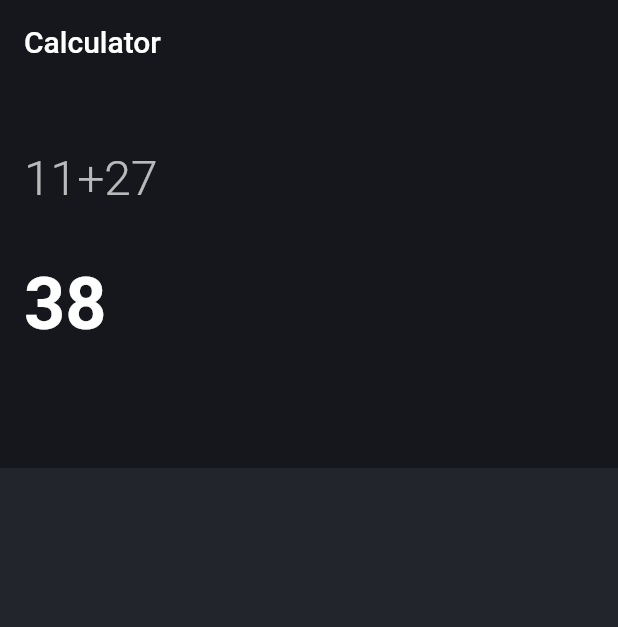
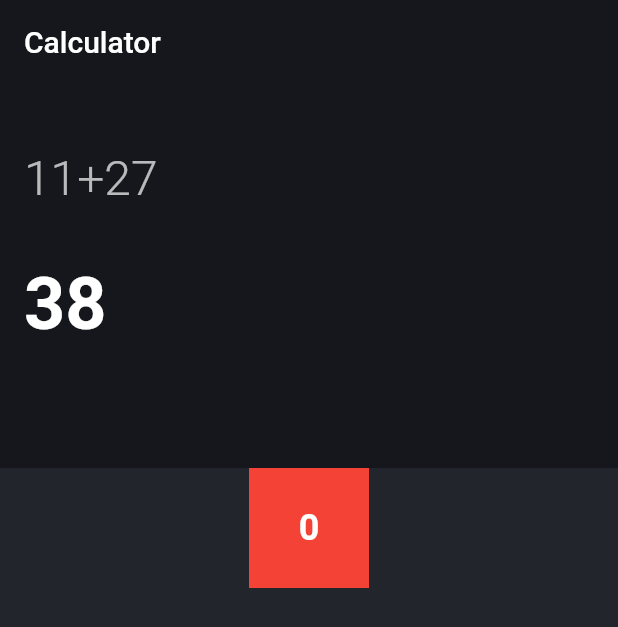
Before and after one commit to MoeZalzala11/Flutter_Calculator, a Flutter app: the screen it shows after launch, on a phone screen of 412 x 824 dp. Shown: the top 627 px of the screen. Run offline on Flutter 3.47's test engine with Material 2 defaults, Android fonts, the phone set to English and light mode, and no system bars.

Commit message:
add new button class and resize some containers

```diff
--- a/lib/calculation_screen.dart
+++ b/lib/calculation_screen.dart
@@ -21,7 +21,7 @@ class CalculationScreen extends StatelessWidget {
           style: TextStyle(fontSize: 48,
           fontWeight: FontWeight.w600),
         ),
-        SizedBox(height: 10,)
+         SizedBox(height: 10,)
       ],
     );
   }
--- /dev/null
+++ b/lib/calculator_button.dart
@@ -0,0 +1,34 @@
+import 'package:flutter/cupertino.dart';
+import 'package:flutter/material.dart';
+
+class CalculatorButton extends StatelessWidget {
+  const CalculatorButton(
+      {Key? key,
+      required this.label,
+      required this.onPress,
+      required this.labelColor,
+      this.backgroundColor})
+      : super(key: key);
+
+  final String label;
+  final VoidCallback onPress;
+  final Color labelColor;
+  final Color? backgroundColor;
+
+  @override
+  Widget build(BuildContext context) {
+    return Container(
+        width: 80,
+        height: 80,
+        color: Colors.red,
+        padding: const EdgeInsets.all(8),
+        alignment: Alignment.center,
+        child: InkWell(
+          onTap: onPress,
+          child: Text(
+            label,
+            style: const TextStyle(fontSize: 24, fontWeight: FontWeight.bold),
+          ),
+        ));
+  }
+}
--- a/lib/calculator_home_screen.dart
+++ b/lib/calculator_home_screen.dart
@@ -1,5 +1,7 @@
+import 'package:flutter/foundation.dart';
 import 'package:flutter/material.dart';
 import 'calculation_screen.dart';
+import 'calculator_button.dart';
 
 class CalculatorHomePage extends StatefulWidget {
   const CalculatorHomePage({Key? key}) : super(key: key);
@@ -11,22 +13,42 @@ class CalculatorHomePage extends StatefulWidget {
 class _CalculatorHomePageState extends State<CalculatorHomePage> {
   @override
   Widget build(BuildContext context) {
-    return Column(
+    return SizedBox(
+      width: double.infinity,
+      child: Column(
         crossAxisAlignment: CrossAxisAlignment.start,
         mainAxisAlignment: MainAxisAlignment.start,
         children: [
-        const Expanded(
+          Expanded(
               flex: 1,
-            child: Padding(
-              padding: EdgeInsets.fromLTRB(16, 8, 0, 0),
-              child: CalculationScreen(),
+              child: Container(
+                padding: const EdgeInsets.fromLTRB(16, 8, 0, 0),
+                width: double.infinity,
+                child: const CalculationScreen(),
               )),
           Expanded(
             flex: 2,
-          child: Container(color: const Color(0xff23252D) //Color(0xff23252D),
+            child: Container(
+              width: double.infinity,
+
+              color: const Color(0xff23252D),
+              child: Column(
+                children: [CalculatorButton(
+                  labelColor: Colors.white,
+                  label: '0',
+                  onPress: () {
+                    if (kDebugMode) {
+                      print('hello');
+                    }
+                    setState(() { });
+                  },
+                ),
+                ],
+              ),
             ),
           ),
         ],
+      ),
     );
   }
 }
--- a/lib/main.dart
+++ b/lib/main.dart
@@ -14,8 +14,7 @@ class MyApp extends StatelessWidget {
       title: 'Flutter Calculator',
       theme: ThemeData(
         primarySwatch: Colors.blue,
-        textTheme:
-        TextTheme(
+        textTheme: const TextTheme(
           headline1: TextStyle(color: Colors.white70),
           headline2: TextStyle(color: Colors.white),
           bodyText2: TextStyle(color: Colors.white),
@@ -25,12 +24,15 @@ class MyApp extends StatelessWidget {
       home: Scaffold(
         backgroundColor: const Color(0xFF15171C),
         appBar: AppBar(
-        elevation: 0,
-        backgroundColor: const Color(0xFF15171c),
-        title:const Text('Calculator'),
+          elevation: 0,
+          backgroundColor: const Color(0xFF15171c),
+          title: const Text('Calculator'),
         ),
-        body: const SafeArea(
-          child: CalculatorHomePage(),
+        body: SafeArea(
+          child: Container(
+              width: double.infinity, // Code to assign full width
+              height: double.infinity,
+              child: CalculatorHomePage()),
         ),
       ),
     );
```
Lines whose indentation alone changed are shown as unchanged.
